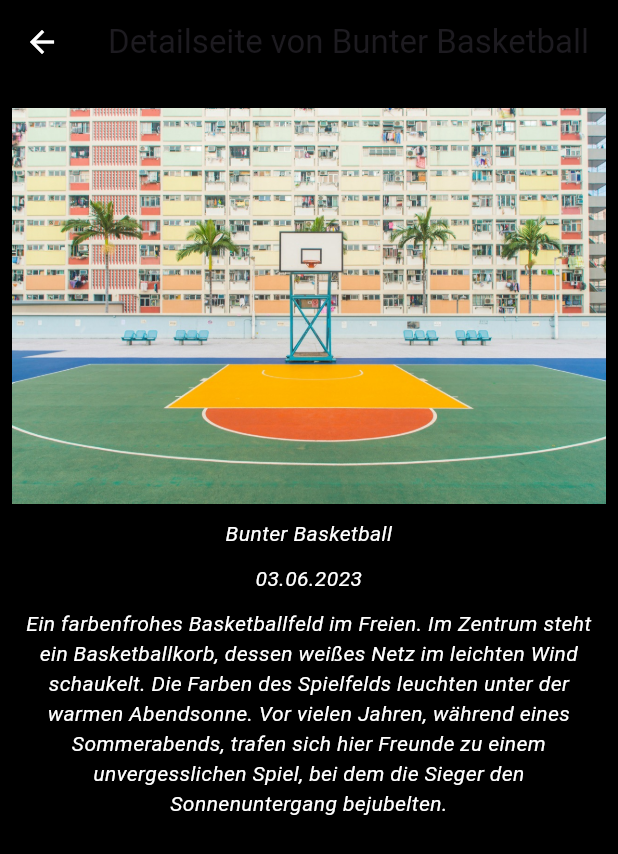
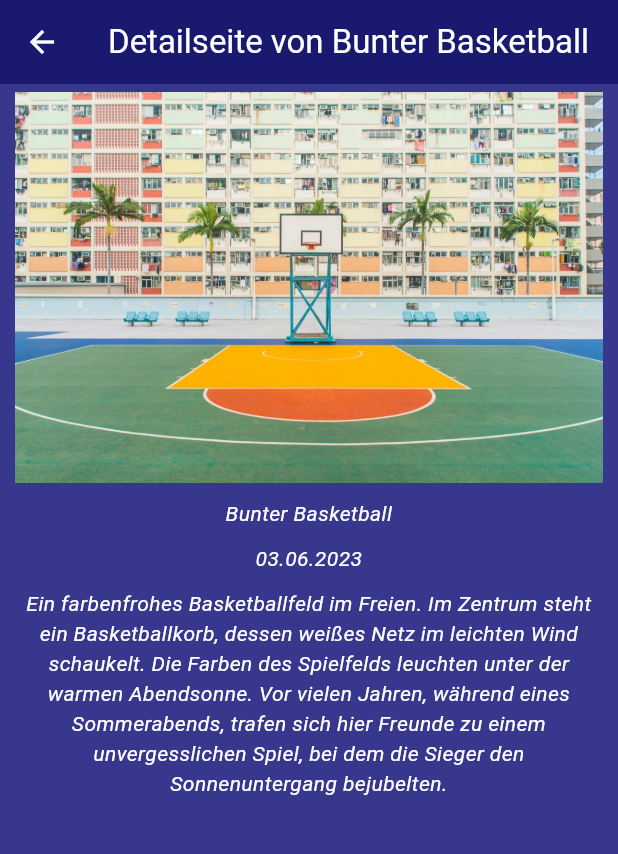
Before and after one commit to goldenshoes001/bildergalerie, a Flutter app: the screen it shows after launch, after a tap on "Bunter Basketball", on a phone screen of 412 x 824 dp. Shown: the top 854 px of the screen. Run offline on Flutter 3.47's test engine with Material 3 defaults, Android fonts, the light colour scheme and no system bars; Roboto replaces fonts that are missing (arial).

Commit message:
Programm abgeschlossen

```diff
--- a/lib/class/bild1.dart
+++ /dev/null
@@ -1,21 +0,0 @@
-import 'package:bildergaliere/class/detailScreen.dart';
-import 'package:bildergaliere/class/gallery_data.dart';
-import 'package:bildergaliere/class/galleryitem.dart';
-import 'package:flutter/material.dart';
-
-class Bild1 extends StatelessWidget {
-  Bild1({super.key});
-
-  final List<GalleryItem> galerieItems = GalleryData.galleryData;
-  // Weitere Bilder können hier hinzugefügt werden
-
-  @override
-  Widget build(BuildContext context) {
-    return DetailScreen(
-      imageTitle: galerieItems[0].imageTitle,
-      imageDate: galerieItems[0].imageDate,
-      imageDescription: galerieItems[0].imageDescription,
-      imagePath: galerieItems[0].imagePath,
-    );
-  }
-}
--- a/lib/class/detailScreen.dart
+++ /dev/null
@@ -1,64 +0,0 @@
-import 'package:bildergaliere/class/text_widget.dart';
-import 'package:flutter/material.dart';
-
-class DetailScreen extends StatelessWidget {
-  const DetailScreen({
-    super.key,
-    required this.imageTitle,
-    required this.imageDate,
-    required this.imageDescription,
-    required this.imagePath,
-  });
-  final String imageTitle;
-  final String imageDate;
-  final String imageDescription;
-  final String imagePath;
-
-  @override
-  Widget build(BuildContext context) {
-    return Scaffold(
-      appBar: AppBar(
-        title: Text("Detailseite von $imageTitle"),
-        backgroundColor: Colors.black,
-        iconTheme: IconThemeData(color: Colors.white),
-      ),
-      backgroundColor: Colors.black,
-      body: SingleChildScrollView(
-        child: Padding(
-          padding: const EdgeInsets.fromLTRB(8.0, 16.0, 8.0, 50.0),
-          child: Column(
-            crossAxisAlignment: CrossAxisAlignment.center,
-            children: [
-              Image.asset(imagePath, fit: BoxFit.cover, width: double.infinity),
-              SizedBox(height: 10),
-              TextWidget(
-                text: imageTitle,
-                color: Colors.white,
-                fontWeight: FontWeight.normal,
-                fontSize: 14,
-                fontStyle: FontStyle.italic,
-              ),
-              SizedBox(height: 10),
-              TextWidget(
-                text: imageDate,
-                color: Colors.white,
-                fontWeight: FontWeight.normal,
-                fontSize: 14,
-                fontStyle: FontStyle.italic,
-              ),
-              SizedBox(height: 10),
-              TextWidget(
-                text: imageDescription,
-                color: Colors.white,
-                fontWeight: FontWeight.normal,
-                fontSize: 14,
-                fontStyle: FontStyle.italic,
-              ),
-              SizedBox(height: 50),
-            ],
-          ),
-        ),
-      ),
-    );
-  }
-}
--- /dev/null
+++ b/lib/class/detail_screen.dart
@@ -0,0 +1,78 @@
+import 'package:bildergaliere/class/appdata.dart';
+import 'package:bildergaliere/class/text_widget.dart';
+import 'package:flutter/material.dart';
+
+class DetailScreen extends StatelessWidget {
+  const DetailScreen({
+    super.key,
+    required this.imageTitle,
+    required this.imageDate,
+    required this.imageDescription,
+    required this.imagePath,
+  });
+  final String imageTitle;
+  final String imageDate;
+  final String imageDescription;
+  final String imagePath;
+
+  @override
+  Widget build(BuildContext context) {
+    return Scaffold(
+      appBar: AppBar(
+        title: Text(
+          "Detailseite von $imageTitle",
+          style: TextStyle(color: Colors.white),
+        ),
+        backgroundColor: Appdata.barColor,
+        iconTheme: IconThemeData(color: Colors.white),
+      ),
+      backgroundColor: Appdata.bodyBackground,
+      body: Padding(
+        padding: const EdgeInsets.fromLTRB(10.0, 5.0, 10, 5),
+        child: Column(
+          crossAxisAlignment: CrossAxisAlignment.center,
+          children: [
+            Image.asset(
+              imagePath,
+              fit: BoxFit.fitWidth,
+              width: double.infinity,
+            ),
+            SizedBox(height: 10),
+            Expanded(
+              child: SingleChildScrollView(
+                child: Column(
+                  children: [
+                    TextWidget(
+                      text: imageTitle,
+                      color: Colors.white,
+                      fontWeight: FontWeight.normal,
+                      fontSize: 14,
+                      fontStyle: FontStyle.italic,
+                    ),
+                    SizedBox(height: 10),
+                    TextWidget(
+                      text: imageDate,
+                      color: Colors.white,
+                      fontWeight: FontWeight.normal,
+                      fontSize: 14,
+                      fontStyle: FontStyle.italic,
+                    ),
+                    SizedBox(height: 10),
+                    TextWidget(
+                      text: imageDescription,
+                      color: Colors.white,
+                      fontWeight: FontWeight.normal,
+                      fontSize: 14,
+                      fontStyle: FontStyle.italic,
+                    ),
+                    SizedBox(height: 50),
+                  ],
+                ),
+              ),
+            ),
+          ],
+        ),
+      ),
+    );
+  }
+}
--- a/lib/class/home.dart
+++ b/lib/class/home.dart
@@ -1,48 +1,45 @@
-import 'package:bildergaliere/class/bild1.dart';
-import 'package:bildergaliere/class/bild2.dart';
-import 'package:bildergaliere/class/bild3.dart';
-import 'package:bildergaliere/class/bild4.dart';
-import 'package:bildergaliere/class/bild5.dart';
-import 'package:bildergaliere/class/bild6.dart';
-import 'package:bildergaliere/class/bild7.dart';
+import 'package:bildergaliere/class/detail_screen.dart';
 import 'package:bildergaliere/class/gallery_data.dart';
 import 'package:bildergaliere/class/galleryitem.dart';
 import 'package:flutter/material.dart';
 
 class Home extends StatelessWidget {
-  Home({super.key});
-
-  final List<Widget> screens = [
-    Bild1(),
-    Bild2(),
-    Bild3(),
-    Bild4(),
-    Bild5(),
-    Bild6(),
-    Bild7(),
-  ];
+  const Home({super.key});
 
   @override
   Widget build(BuildContext context) {
     List<GalleryItem> galerieItems = GalleryData.galleryData;
     return GridView.builder(
       gridDelegate: SliverGridDelegateWithFixedCrossAxisCount(
-        crossAxisCount: 1,
+        crossAxisCount: 2,
         childAspectRatio: 1.5,
         mainAxisSpacing: 10,
       ),
       itemCount: galerieItems.length,
       scrollDirection: Axis.vertical,
-      shrinkWrap: true,
+
       itemBuilder: (BuildContext context, int index) {
+        final GalleryItem currentItem = galerieItems[index];
         return GestureDetector(
           onTap: () {
             Navigator.push(
               context,
-              MaterialPageRoute(builder: (context) => screens[index]),
+              MaterialPageRoute(
+                builder: (context) => DetailScreen(
+                  imageTitle: currentItem.imageTitle,
+                  imageDate: currentItem.imageDate,
+                  imageDescription: currentItem.imageDescription,
+                  imagePath: currentItem.imagePath,
+                ),
+              ),
             );
           },
-          child: galerieItems[index],
+          child: GalleryItem(
+            imageTitle: currentItem.imageTitle,
+            imagePath: currentItem.imagePath,
+            imageDate: currentItem.imageDate,
+            imageDescription: currentItem.imageDescription,
+          ),
         );
       },
     );
```
Also changed, not shown: lib/class/bild2.dart (deleted, +0 -21 lines), lib/class/bild3.dart (deleted, +0 -21 lines), lib/class/bild4.dart (deleted, +0 -21 lines), lib/class/bild5.dart (deleted, +0 -20 lines), lib/class/bild6.dart (deleted, +0 -21 lines), lib/class/bild7.dart (deleted, +0 -21 lines).
